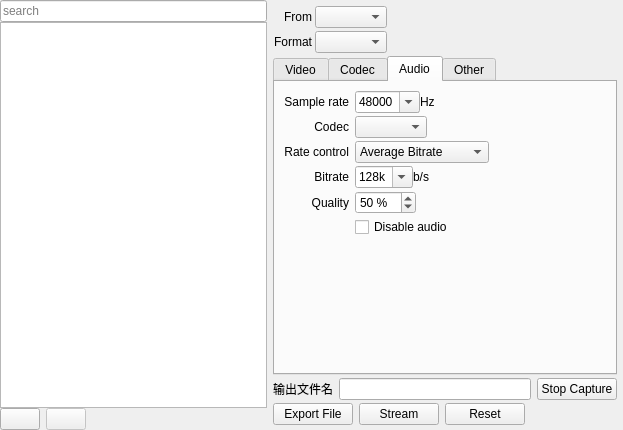
The window that src/docks/encodedock.ui (leoxxw/myshotcut) describes before a commit, drawn with Qt 5.
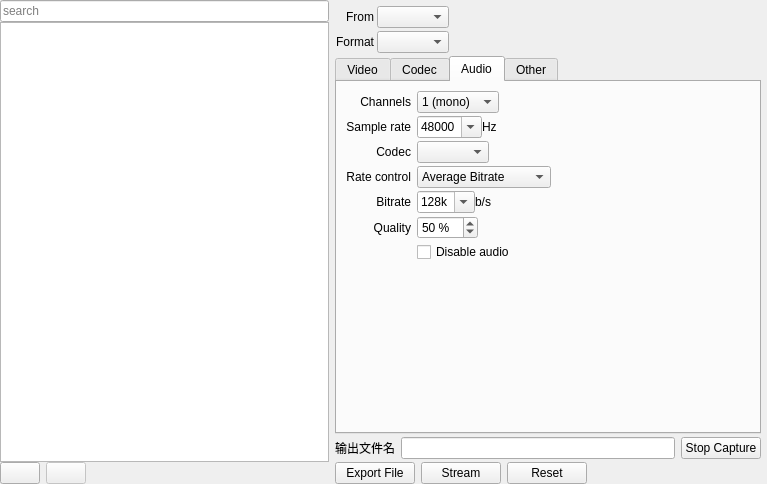
The same window after the commit. The open tabs and pages were chosen to show the change. Icons and pictures are not drawn. Custom widgets are drawn as their Qt base class.

What changed in the file:
```diff
--- a/src/docks/encodedock.ui
+++ b/src/docks/encodedock.ui
@@ -6,8 +6,8 @@
    <rect>
     <x>0</x>
     <y>0</y>
-    <width>623</width>
-    <height>430</height>
+    <width>767</width>
+    <height>484</height>
    </rect>
   </property>
   <property name="minimumSize">
@@ -134,8 +134,8 @@
         <rect>
          <x>0</x>
          <y>0</y>
-         <width>356</width>
-         <height>408</height>
+         <width>438</width>
+         <height>462</height>
         </rect>
        </property>
        <layout class="QVBoxLayout" name="verticalLayout_3">
@@ -152,7 +152,7 @@
          <number>6</number>
         </property>
         <property name="bottomMargin">
-         <number>5</number>
+         <number>0</number>
         </property>
         <item>
          <layout class="QGridLayout" name="gridLayout_5">
@@ -1209,7 +1209,56 @@
             <property name="verticalSpacing">
              <number>3</number>
             </property>
+            <item row="1" column="0">
+             <widget class="QLabel" name="channelsLabel">
+              <property name="text">
+               <string>Channels</string>
+              </property>
+              <property name="alignment">
+               <set>Qt::AlignRight|Qt::AlignTrailing|Qt::AlignVCenter</set>
+              </property>
+             </widget>
+            </item>
             <item row="1" column="1">
+             <layout class="QHBoxLayout" name="ChannelsHorizontalLayout">
+              <item>
+               <widget class="QComboBox" name="audioChannelsCombo">
+                <property name="toolTip">
+                 <string>The number of audio channels in the output.</string>
+                </property>
+                <item>
+                 <property name="text">
+                  <string>1 (mono)</string>
+                 </property>
+                </item>
+                <item>
+                 <property name="text">
+                  <string>2 (stereo)</string>
+                 </property>
+                </item>
+                <item>
+                 <property name="text">
+                  <string>6 (5.1)</string>
+                 </property>
+                </item>
+               </widget>
+              </item>
+              <item>
+               <spacer name="channelsHorizontalSpacer">
+                <property name="orientation">
+                 <enum>Qt::Horizontal</enum>
+                </property>
+                <property name="sizeHint" stdset="0">
+                 <size>
+                  <width>40</width>
+                  <height>20</height>
+                 </size>
+                </property>
+               </spacer>
+              </item>
+             </layout>
+            </item>
+            <item row="2" column="1">
              <layout class="QHBoxLayout" name="horizontalLayout_4">
               <item>
                <widget class="QComboBox" name="sampleRateCombo">
@@ -1283,7 +1332,7 @@
               </item>
              </layout>
             </item>
-            <item row="1" column="0">
+            <item row="2" column="0">
              <widget class="QLabel" name="label_8">
               <property name="text">
                <string>Sample rate</string>
@@ -1293,7 +1342,7 @@
               </property>
              </widget>
             </item>
-            <item row="2" column="0">
+            <item row="3" column="0">
              <widget class="QLabel" name="label_3">
               <property name="text">
                <string>Codec</string>
@@ -1303,7 +1352,7 @@
               </property>
              </widget>
             </item>
-            <item row="2" column="1">
+            <item row="3" column="1">
              <layout class="QHBoxLayout" name="horizontalLayout_6">
               <item>
                <widget class="QComboBox" name="audioCodecCombo"/>
@@ -1323,7 +1372,7 @@
               </item>
              </layout>
             </item>
-            <item row="5" column="0">
+            <item row="6" column="0">
              <widget class="QLabel" name="audioBitrateLabel">
               <property name="text">
                <string>Bitrate</string>
@@ -1333,7 +1382,7 @@
               </property>
              </widget>
             </item>
-            <item row="5" column="1">
+            <item row="6" column="1">
              <layout class="QHBoxLayout" name="audioBitrateLayout">
               <item>
                <widget class="QComboBox" name="audioBitrateCombo">
@@ -1425,14 +1474,14 @@
               </item>
              </layout>
             </item>
-            <item row="7" column="1">
+            <item row="8" column="1">
              <widget class="QCheckBox" name="disableAudioCheckbox">
               <property name="text">
                <string>Disable audio</string>
               </property>
              </widget>
             </item>
-            <item row="8" column="0">
+            <item row="9" column="0">
              <spacer name="verticalSpacer_3">
               <property name="orientation">
                <enum>Qt::Vertical</enum>
@@ -1445,7 +1494,7 @@
               </property>
              </spacer>
             </item>
-            <item row="3" column="0">
+            <item row="4" column="0">
              <widget class="QLabel" name="label_7">
               <property name="text">
                <string>Rate control</string>
@@ -1455,7 +1504,7 @@
               </property>
              </widget>
             </item>
-            <item row="3" column="1">
+            <item row="4" column="1">
              <layout class="QHBoxLayout" name="horizontalLayout_5">
               <item>
                <widget class="QComboBox" name="audioRateControlCombo">
@@ -1491,7 +1540,7 @@
               </item>
              </layout>
             </item>
-            <item row="6" column="0">
+            <item row="7" column="0">
              <widget class="QLabel" name="audioQualityLabel">
               <property name="text">
                <string>Quality</string>
@@ -1501,7 +1550,7 @@
               </property>
              </widget>
             </item>
-            <item row="6" column="1">
+            <item row="7" column="1">
              <layout class="QHBoxLayout" name="audioQualityLayout">
               <item>
                <widget class="QSpinBox" name="audioQualitySpinner">
@@ -1626,8 +1675,28 @@
             </property>
             <property name="sizeHint" stdset="0">
              <size>
-              <width>13</width>
-              <height>13</height>
+              <width>0</width>
+              <height>0</height>
+             </size>
+            </property>
+           </spacer>
+          </item>
+         </layout>
+        </item>
+        <item>
+         <layout class="QHBoxLayout" name="stopCaptureLayout">
+          <property name="spacing">
+           <number>6</number>
+          </property>
+          <item>
+           <spacer name="stopCaptureSpacer">
+            <property name="orientation">
+             <enum>Qt::Horizontal</enum>
+            </property>
+            <property name="sizeHint" stdset="0">
+             <size>
+              <width>40</width>
+              <height>0</height>
              </size>
             </property>
            </spacer>
```
Left out of the diff: 11 changed lines with no effect on the pictures.
